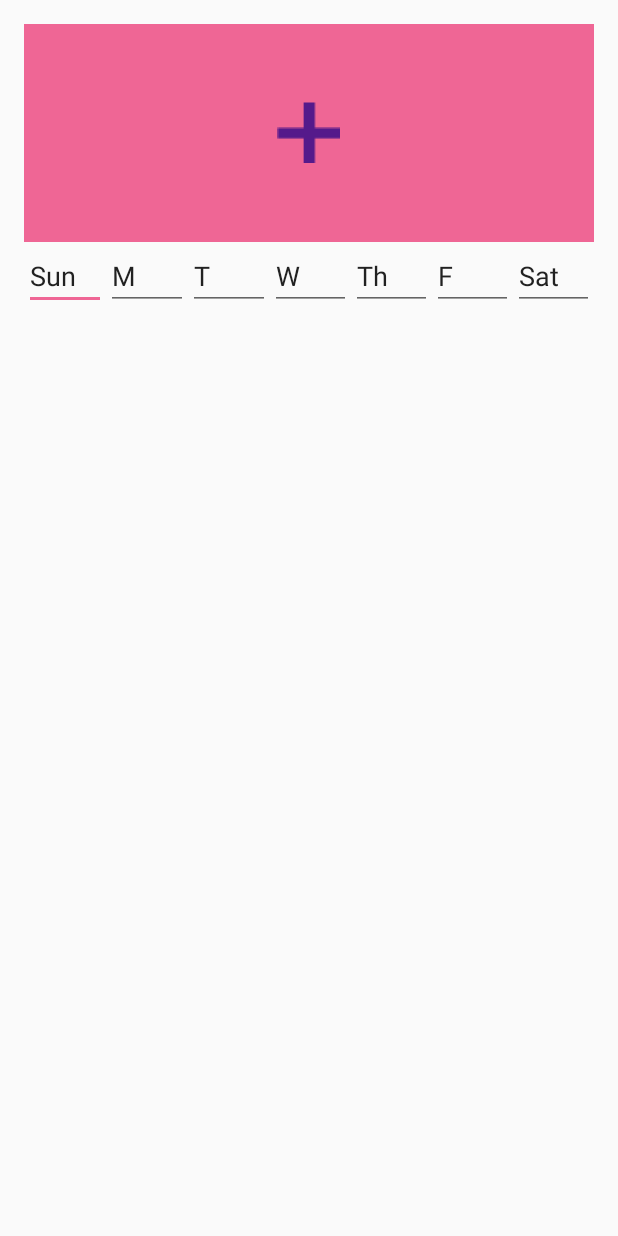
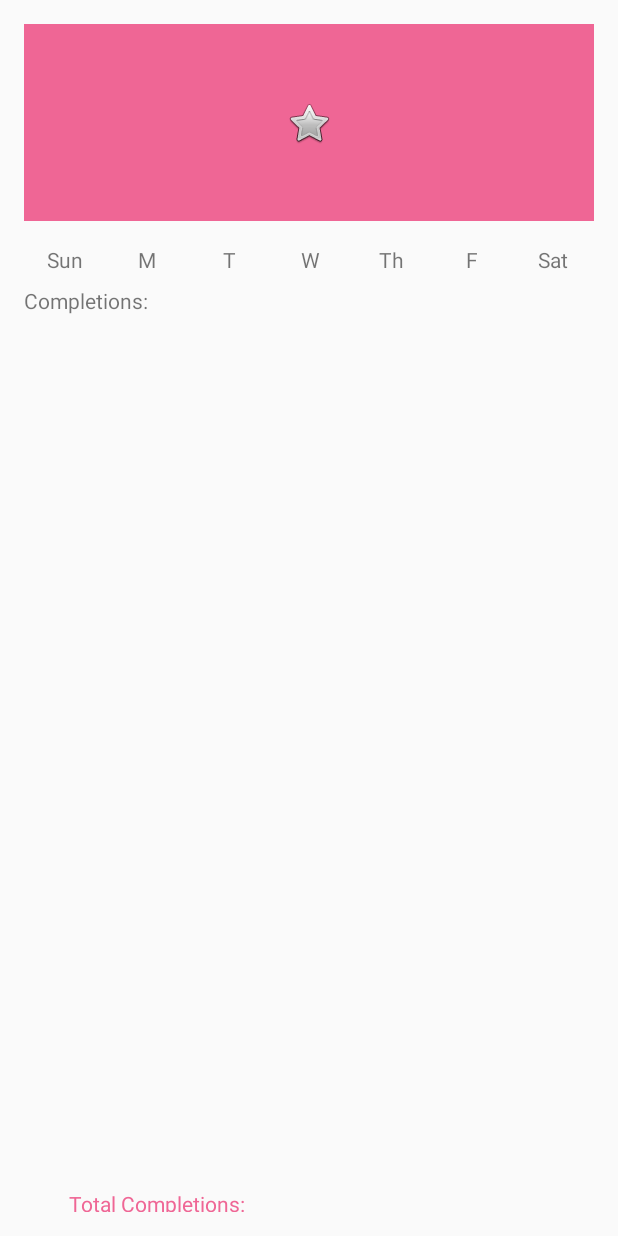
Before and after one commit to MandyMeindersma/CMPUT-301-assignment-1, an Android app: the layout activity_singular_habit.xml on its own in the app's theme, with its tools: preview values and no code run, on a phone screen of 412 x 824 dp. Run offline under Robolectric (Android 15) with nearby library versions, the phone set to English and light mode, and no system bars.

Commit message:
Everything working but persistance

```diff
--- a/meinders-HabitTracker/app/src/main/res/layout/activity_singular_habit.xml
+++ b/meinders-HabitTracker/app/src/main/res/layout/activity_singular_habit.xml
@@ -22,74 +22,83 @@
         <ImageButton
             android:layout_width="match_parent"
             android:layout_height="wrap_content"
-            app:srcCompat="@mipmap/ic_launcher"
+            app:srcCompat="@android:drawable/btn_star"
             android:id="@+id/imageButton"
             android:layout_weight="1"
-            android:background="@color/colorAccent" />
+            android:background="@color/colorAccent"
+            android:onClick="gotCompletion" />
 
         <LinearLayout
             android:orientation="horizontal"
             android:layout_width="match_parent"
-            android:layout_height="70dp"
-            android:layout_weight="1"
+            android:layout_height="40dp"
+            android:layout_weight="0.04"
             android:weightSum="7">
 
 
-            <EditText
+            <TextView
                 android:layout_width="wrap_content"
                 android:layout_height="wrap_content"
                 android:inputType="textPersonName"
                 android:text="Sun"
+                android:paddingTop="@dimen/activity_vertical_margin"
                 android:ems="10"
                 android:id="@+id/sunText"
+                android:gravity='center'
                 android:layout_weight="1" />
 
-            <EditText
+            <TextView
                 android:layout_width="wrap_content"
                 android:layout_height="wrap_content"
                 android:inputType="textPersonName"
                 android:text="M"
                 android:ems="10"
                 android:id="@+id/monText"
+                android:gravity='center'
                 android:layout_weight="1" />
-            <EditText
+            <TextView
                 android:layout_width="wrap_content"
                 android:layout_height="wrap_content"
                 android:inputType="textPersonName"
                 android:text="T"
                 android:ems="10"
                 android:id="@+id/tueText"
+                android:gravity='center'
                 android:layout_weight="1" />
-            <EditText
+            <TextView
                 android:layout_width="wrap_content"
                 android:layout_height="wrap_content"
                 android:inputType="textPersonName"
                 android:text="W"
                 android:ems="10"
                 android:id="@+id/wedText"
+                android:gravity='center'
                 android:layout_weight="1" />
-            <EditText
+            <TextView
                 android:layout_width="wrap_content"
                 android:layout_height="wrap_content"
                 android:inputType="textPersonName"
                 android:text="Th"
                 android:ems="10"
                 android:id="@+id/thuText"
+                android:gravity='center'
                 android:layout_weight="1" />
-            <EditText
+            <TextView
                 android:layout_width="wrap_content"
                 android:layout_height="wrap_content"
                 android:inputType="textPersonName"
                 android:text="F"
                 android:ems="10"
+                android:gravity='center'
                 android:id="@+id/friText"
                 android:layout_weight="1" />
-            <EditText
+            <TextView
                 android:layout_width="wrap_content"
                 android:layout_height="wrap_content"
                 android:inputType="textPersonName"
                 android:text="Sat"
                 android:ems="10"
+                android:gravity='center'
                 android:id="@+id/satText"
                 android:layout_weight="1" />
 
@@ -98,11 +107,30 @@
 
 
         </LinearLayout>
+        <TextView
+            android:layout_width="wrap_content"
+            android:layout_height="wrap_content"
+            android:inputType="textPersonName"
+            android:text="Completions:"
+            android:height="40dp"
+            android:layout_weight="1" />
 
         <ListView
             android:layout_width="match_parent"
             android:layout_height="283dp"
-            android:layout_weight="2"/>
+            android:layout_weight="2"
+            android:id="@+id/CompletionList" />
+
+        <TextView
+            android:layout_width="wrap_content"
+            android:layout_height="wrap_content"
+            android:inputType="textPersonName"
+            android:text="Total Completions: "
+            android:height="40dp"
+            android:textColor="#FFEF6695"
+            android:paddingLeft="30dp"
+            android:layout_weight="1"
+            android:id="@+id/total"/>
 
 
     </LinearLayout>
```
Also changed, not shown: meinders-HabitTracker/app/src/main/java/com/example/meind/meinders_habittracker/Habit.java (+49 -5 lines), meinders-HabitTracker/app/src/main/java/com/example/meind/meinders_habittracker/HabitList.java (+7 -5 lines), meinders-HabitTracker/app/src/main/java/com/example/meind/meinders_habittracker/HabitListController.java (+10 -0 lines), meinders-HabitTracker/app/src/main/java/com/example/meind/meinders_habittracker/MainActivity.java (+22 -55 lines), meinders-HabitTracker/app/src/main/java/com/example/meind/meinders_habittracker/SingularHabit.java (+156 -0 lines), meinders-HabitTracker/app/src/main/Complete-web.png, meinders-HabitTracker/app/src/main/complete best-web.png (added), meinders-HabitTracker/app/src/main/res/mipmap-hdpi/complete.png (added), meinders-HabitTracker/app/src/main/res/mipmap-hdpi/completebest.png (added), meinders-HabitTracker/app/src/main/res/mipmap-mdpi/complete.png (added), meinders-HabitTracker/app/src/main/res/mipmap-mdpi/completebest.png (added), meinders-HabitTracker/app/src/main/res/mipmap-xhdpi/complete.png (added), meinders-HabitTracker/app/src/main/res/mipmap-xhdpi/completebest.png (added), meinders-HabitTracker/app/src/main/res/mipmap-xxhdpi/complete.png (added), 3 more files, 1 other file.
